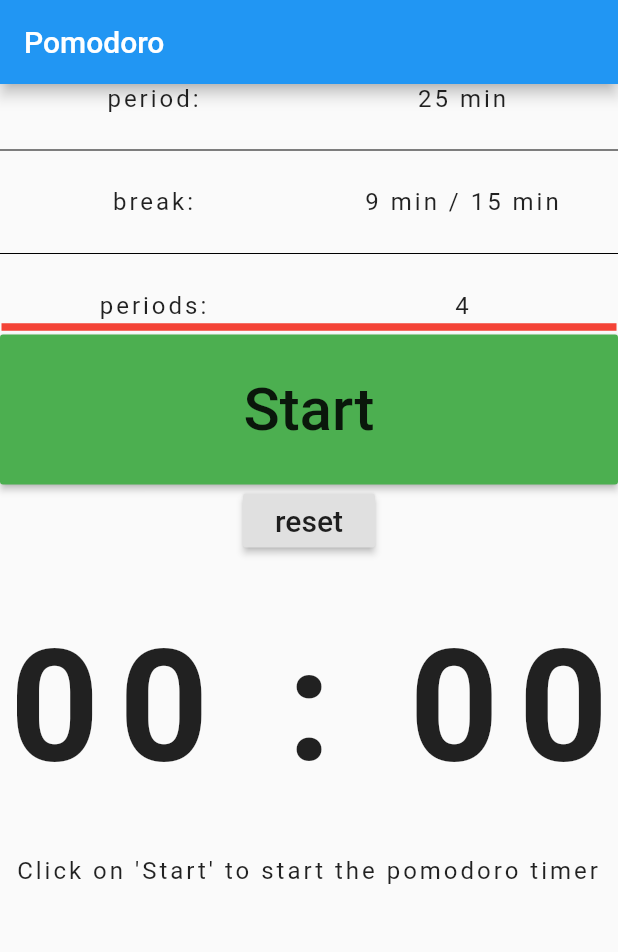
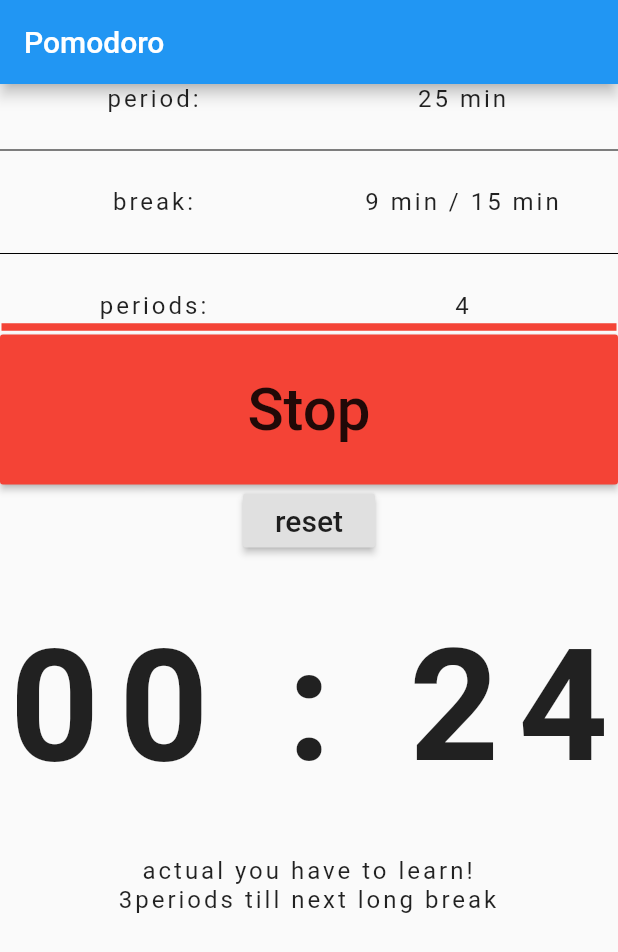
Before and after one commit to mobileappdevhm19/lust-LibraryUniversalSwissTool, a Flutter app: the screen it shows after launch, after a tap on "Start", on a phone screen of 412 x 824 dp. Shown: the top 952 px of the screen. Run offline on Flutter 3.47's test engine with Material 2 defaults, Android fonts, the phone set to English and light mode, and no system bars; our stand-ins replace charts_flutter, flutter_local_notifications.

Commit message:
notification after every End of timer

```diff
--- a/lust/lib/widgets/pomodoroPage/pomodoroTimer.dart
+++ b/lust/lib/widgets/pomodoroPage/pomodoroTimer.dart
@@ -92,9 +92,7 @@ class PomodoroTimerState extends State<PomodoroTimer> {
                 child:
                   RaisedButton(
                     color: startStopBtnColor,
-                    onPressed: () async {
-                      await _showNotification();
-                    },
+                    onPressed: () {startStopButtonClicked();},
                     child: Text(
                         '$startStopBtnText',
                         style: TextStyle(fontSize: 40)
@@ -240,7 +238,8 @@ class PomodoroTimerState extends State<PomodoroTimer> {
 
     actStatusText=descriptionText();
 
-   startTimer();
+    showNormalNoti();
+    startTimer();
 
   }
 
@@ -253,11 +252,10 @@ class PomodoroTimerState extends State<PomodoroTimer> {
               actTimerSeconds--;
           if (actTimerSeconds < 1) {
             timer.cancel();
-            //makeNoti();
+
             changeStatus();
           } else {
             setActTimeMinutesSeconds();
-            showNormalNoti();
           }
         }),
     );
@@ -291,14 +289,20 @@ class PomodoroTimerState extends State<PomodoroTimer> {
   }
 
   Future<void> _showNotification() async {
+    var vibrationPatternlist = Int64List(4);
+    vibrationPatternlist[0] = 0;
+    vibrationPatternlist[1] = 1000;
+    vibrationPatternlist[2] = 5000;
+    vibrationPatternlist[3] = 2000;
+
     var androidPlatformChannelSpecifics = AndroidNotificationDetails(
         'your channel id', 'your channel name', 'your channel description',
-        importance: Importance.Max, priority: Priority.High, ticker: 'ticker');
+        importance: Importance.Max, priority: Priority.High, ticker: 'ticker', vibrationPattern: vibrationPatternlist, enableVibration:  true);
     var iOSPlatformChannelSpecifics = IOSNotificationDetails();
     var platformChannelSpecifics = NotificationDetails(
         androidPlatformChannelSpecifics, iOSPlatformChannelSpecifics);
     await flutterLocalNotificationsPlugin.show(
-        0, 'plain title', 'plain body', platformChannelSpecifics,
+        0, 'LUST', '$actStatusText', platformChannelSpecifics,
         payload: 'item x');
   }
 
```
